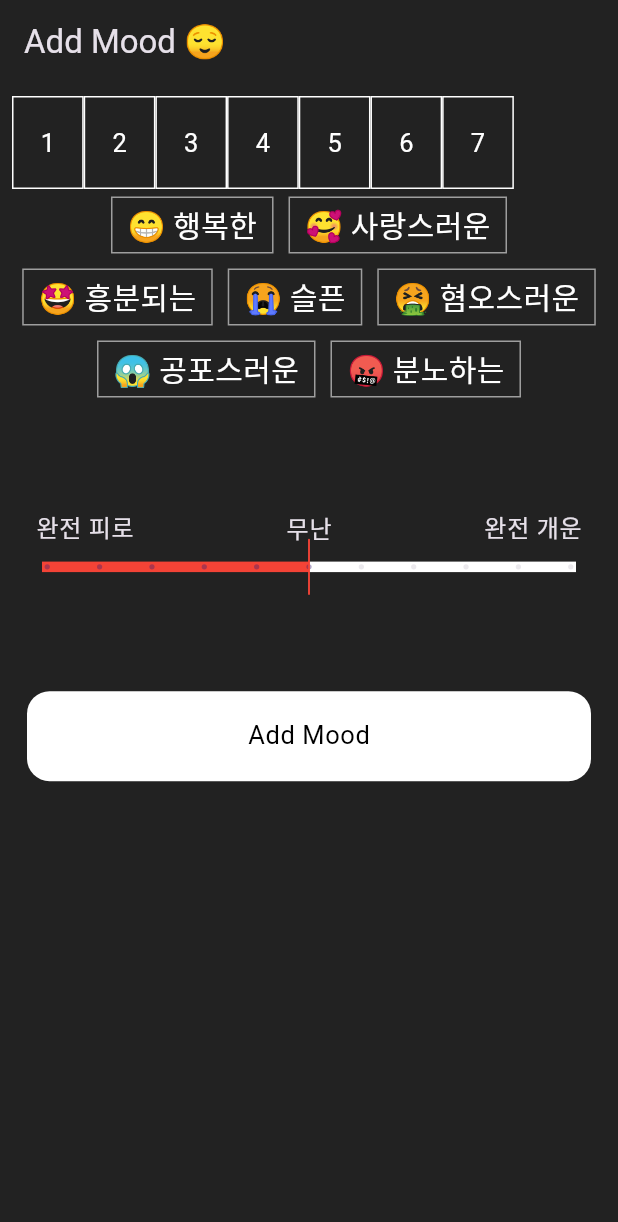
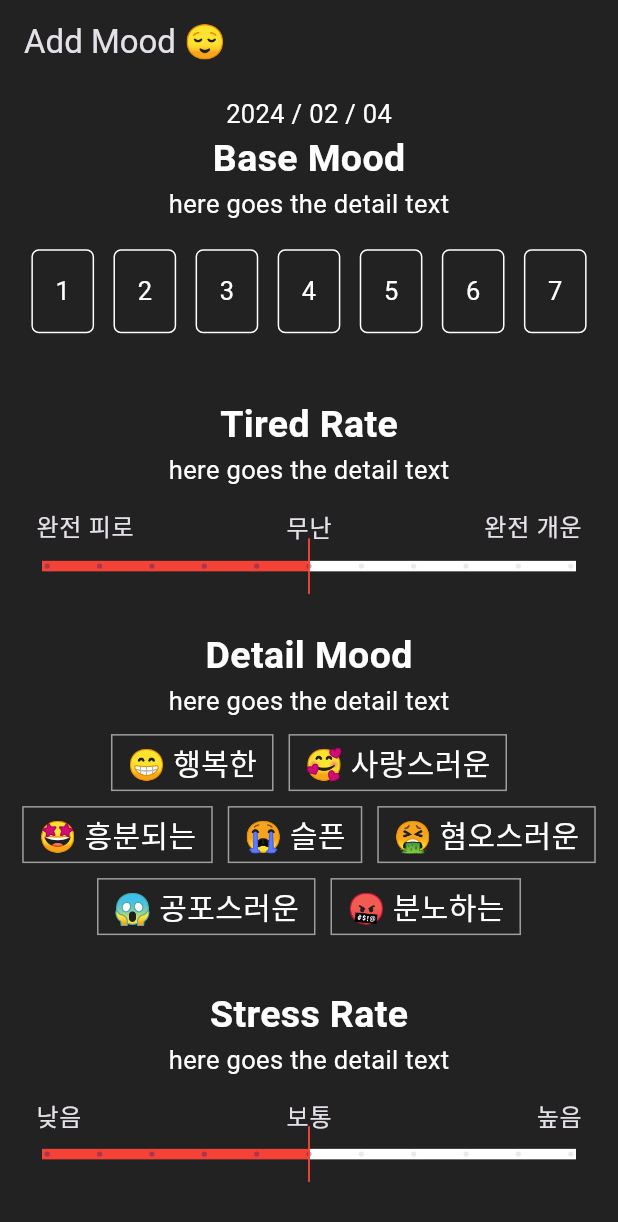
Before and after one commit to DutchVandaline/SOGAK, a Flutter app: the AddMoodScreen screen opened directly, on a phone screen of 412 x 824 dp. Shown: the top 1222 px of the screen. Run offline on Flutter 3.47's test engine with Material 3 defaults, Android fonts, the light colour scheme and no system bars; our stand-ins replace shared_preferences, syncfusion_flutter_charts; accounts and stored records are empty.

Commit message:
change add Mood Screen

```diff
--- a/lib/Screens/AddMoodScreen.dart
+++ b/lib/Screens/AddMoodScreen.dart
@@ -2,7 +2,9 @@ import 'package:flutter/material.dart';
 import 'package:http/http.dart' as http;
 import 'package:shared_preferences/shared_preferences.dart';
 import 'package:sogak/Widgets/SliderWidget.dart';
+import 'package:intl/intl.dart';
 import 'dart:convert';
+import 'dart:core';
 
 List<String> MoodList = [];
 
@@ -17,8 +19,7 @@ void postMood(
     List<int> _detail_mood,
     String _what_happened,
     int _tired_rate,
-    int _stress_rate,
-    bool _sogak_bool) async {
+    int _stress_rate) async {
   SharedPreferences prefs = await SharedPreferences.getInstance();
   String? _userToken = prefs.getString('UserToken');
   var url =
@@ -32,7 +33,6 @@ void postMood(
     'what_happened': _what_happened,
     'tired_rate': _tired_rate,
     'stress_rate': _stress_rate,
-    'sogak_bool': _sogak_bool,
   });
   if (response.statusCode == 200) {
     print(response.body);
@@ -44,8 +44,12 @@ void postMood(
 }
 
 class _AddMoodScreenState extends State<AddMoodScreen> {
+  final WhatHappenedController = TextEditingController();
+  String addDate = DateFormat('yyyy / MM / dd').format(DateTime.now());
+
   @override
   Widget build(BuildContext context) {
+    String inputWhatHappened = "";
     return Scaffold(
       appBar: AppBar(
         automaticallyImplyLeading: false,
@@ -53,7 +57,7 @@ class _AddMoodScreenState extends State<AddMoodScreen> {
           "Add Mood 😌",
         ),
         centerTitle: false,
-        backgroundColor: Colors.transparent,
+        backgroundColor: Theme.of(context).cardColor,
         leadingWidth: 40.0,
         elevation: 0.0,
         shadowColor: Colors.transparent,
@@ -66,8 +70,13 @@ class _AddMoodScreenState extends State<AddMoodScreen> {
             height: MediaQuery.of(context).size.height,
             child: ListView(
               children: [
-                Container(
+                Center(child: Text(addDate),),
+                AddMoodWidget(widgetTitle: "Base Mood", detailText: "here goes the detail text", inputWidget: Container(
+                  width: MediaQuery.of(context).size.width,
+                  height: MediaQuery.of(context).size.height * 0.1,
                   child: Row(
+                    mainAxisAlignment: MainAxisAlignment.spaceEvenly,
+                    crossAxisAlignment: CrossAxisAlignment.center,
                     children: [
                       BaseMoodWidget(inputNumber: 1),
                       BaseMoodWidget(inputNumber: 2),
@@ -78,8 +87,12 @@ class _AddMoodScreenState extends State<AddMoodScreen> {
                       BaseMoodWidget(inputNumber: 7),
                     ],
                   ),
-                ),
-                Container(
+                )),
+                AddMoodWidget(widgetTitle: "Tired Rate", detailText: "here goes the detail text",inputWidget:Padding(
+                  padding: EdgeInsets.all(8.0),
+                  child: SliderWidget(inputText1: "완전 피로", inputText2: "무난", inputText3: "완전 개운"),
+                )),
+                AddMoodWidget(widgetTitle: "Detail Mood", detailText: "here goes the detail text",inputWidget: Container(
                   child: Column(
                     children: [
                       Row(
@@ -106,13 +119,47 @@ class _AddMoodScreenState extends State<AddMoodScreen> {
                       ),
                     ],
                   ),
+                )),
+                AddMoodWidget(widgetTitle: "Stress Rate", detailText: "here goes the detail text",inputWidget: Padding(
+                  padding: EdgeInsets.all(8.0),
+                  child: SliderWidget(inputText1: "낮음", inputText2: "보통", inputText3: "높음"),
+                )),
+                AddMoodWidget(widgetTitle: "What Happened", detailText: "here goes the detail text",inputWidget: Container(
+                  height: MediaQuery.of(context).size.height * 0.3,
+                  decoration: BoxDecoration(
+                      color: Theme
+                          .of(context)
+                          .primaryColor,
+                      borderRadius: BorderRadius.circular(10.0)),
+                  child: TextField(
+                    controller: WhatHappenedController,
+                    onChanged: (text) {
+                      inputWhatHappened = text;
+                    },
+                    decoration: InputDecoration(
+                      border: OutlineInputBorder(
+                          borderSide: BorderSide(color: Colors.transparent),
+                          borderRadius: BorderRadius.circular(15.0)),
+                      focusedBorder: OutlineInputBorder(
+                          borderSide: BorderSide(color: Colors.transparent),
+                          borderRadius: BorderRadius.circular(15.0)),
+                      enabledBorder: OutlineInputBorder(
+                          borderSide: BorderSide(color: Colors.transparent),
+                          borderRadius: BorderRadius.circular(15.0)),
+                      hintText: "무슨 일이 있었나요?",
+                      hintStyle: TextStyle(fontSize: 18.0, fontWeight: FontWeight.normal),
                     ),
-                Padding(
-                  padding: EdgeInsets.all(8.0),
-                  child: SliderWidget(),
+                    cursorColor: Colors.grey,
+                    autofocus: false,
                   ),
+                )),
                 Padding(
                   padding: EdgeInsets.all(10.0),
+                  child: GestureDetector(
+                    onTap: (){
+                      //TODO: tiredrate와 stressrate, detail mood 확인 필요
+                      postMood(1, addDate, [0,1,2], inputWhatHappened, tiredRate, tiredRate);
+                    },
                     child: Container(
                       width: MediaQuery.of(context).size.width,
                       height: 60.0,
@@ -126,6 +173,7 @@ class _AddMoodScreenState extends State<AddMoodScreen> {
                         ),
                       ),
                     ),
+                  )
                 )
               ],
             ),
@@ -184,6 +232,7 @@ class _MoodSelectWidgetState extends State<MoodSelectWidget> {
 
 class BaseMoodWidget extends StatefulWidget {
   BaseMoodWidget({required this.inputNumber});
+
   final int inputNumber;
 
   @override
@@ -194,11 +243,34 @@ class _BaseMoodWidgetState extends State<BaseMoodWidget> {
   @override
   Widget build(BuildContext context) {
     return Container(
-        decoration: BoxDecoration(
-            border: Border.all(color: Colors.white)
-        ),
-        child: Padding(padding: EdgeInsets.all(18.0),
-          child: Text("${widget.inputNumber}"),)
+        decoration: BoxDecoration(border: Border.all(color: Colors.white),
+            borderRadius: BorderRadius.circular(5.0)),
+        child: Padding(
+          padding: EdgeInsets.all(15.0),
+          child: Text("${widget.inputNumber}"),
+        ));
+  }
+}
+
+class AddMoodWidget extends StatelessWidget {
+  AddMoodWidget({required this.widgetTitle, required this.detailText, required this.inputWidget});
+  final String widgetTitle;
+  final String detailText;
+  final Widget inputWidget;
+
+  @override
+  Widget build(BuildContext context) {
+    return Column(
+      mainAxisAlignment: MainAxisAlignment.center,
+      crossAxisAlignment: CrossAxisAlignment.center,
+      children: [
+        Text(widgetTitle, style: TextStyle(color: Colors.white, fontSize: 25.0, fontWeight: FontWeight.bold),),
+        Text(detailText, style: Theme.of(context).textTheme.bodyMedium),
+        SizedBox(height: 5.0,),
+        inputWidget,
+        SizedBox(height: 30.0,),
+
+      ],
     );
   }
 }
--- a/lib/Screens/ListScreen.dart
+++ b/lib/Screens/ListScreen.dart
@@ -65,7 +65,6 @@ class _ListScreenState extends State<ListScreen> {
                   print(FeelingDatum[index]);
                   return ListViewWidget(
                     inputData: FeelingDatum[index]);
-
                     Text(FeelingDatum[index]['base_mood'].toString(), style: TextStyle(color: Colors.white),);
                 }
               );
--- a/lib/Screens/LoginScreen.dart
+++ b/lib/Screens/LoginScreen.dart
@@ -178,7 +178,6 @@ class _LoginScreenState extends State<LoginScreen> {
             GestureDetector(
               onTap: () {
                 createToken(inputEmail, inputPassword);
-
               },
               child: Padding(
                 padding:
--- a/lib/Widgets/SliderWidget.dart
+++ b/lib/Widgets/SliderWidget.dart
@@ -4,6 +4,12 @@ import 'package:sogak/Widgets/CustomSliderThumb.dart';
 int tiredRate = 5;
 
 class SliderWidget extends StatefulWidget {
+  SliderWidget({required this.inputText1, required this.inputText2, required this.inputText3});
+  final String inputText1;
+  final String inputText2;
+  final String inputText3;
+
+
   @override
   State<SliderWidget> createState() => _SliderWidgetState();
 }
@@ -12,7 +18,6 @@ class _SliderWidgetState extends State<SliderWidget> {
   @override
   Widget build(BuildContext context) {
     return Container(
-      height: MediaQuery.of(context).size.height * 0.2,
       padding: EdgeInsets.symmetric(horizontal: 8.0),
       child: Column(
         mainAxisAlignment: MainAxisAlignment.center,
@@ -21,9 +26,9 @@ class _SliderWidgetState extends State<SliderWidget> {
             child: Row(
               mainAxisAlignment: MainAxisAlignment.spaceBetween,
               children: [
-                Text("완전 피로",style: Theme.of(context).textTheme.bodyText1),
-                Text("무난",style: Theme.of(context).textTheme.bodyText1,),
-                Text("완전 개운",style: Theme.of(context).textTheme.bodyText1,),
+                Text(widget.inputText1,style: Theme.of(context).textTheme.bodyText1),
+                Text(widget.inputText2,style: Theme.of(context).textTheme.bodyText1,),
+                Text(widget.inputText3,style: Theme.of(context).textTheme.bodyText1,),
               ],
             ),
           ),
```
Lines whose indentation alone changed are shown as unchanged.
